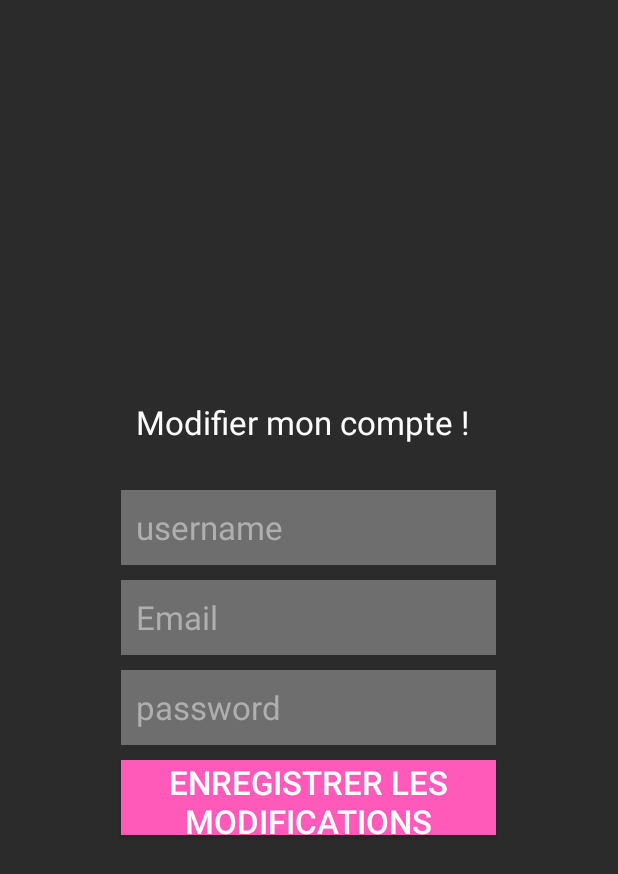
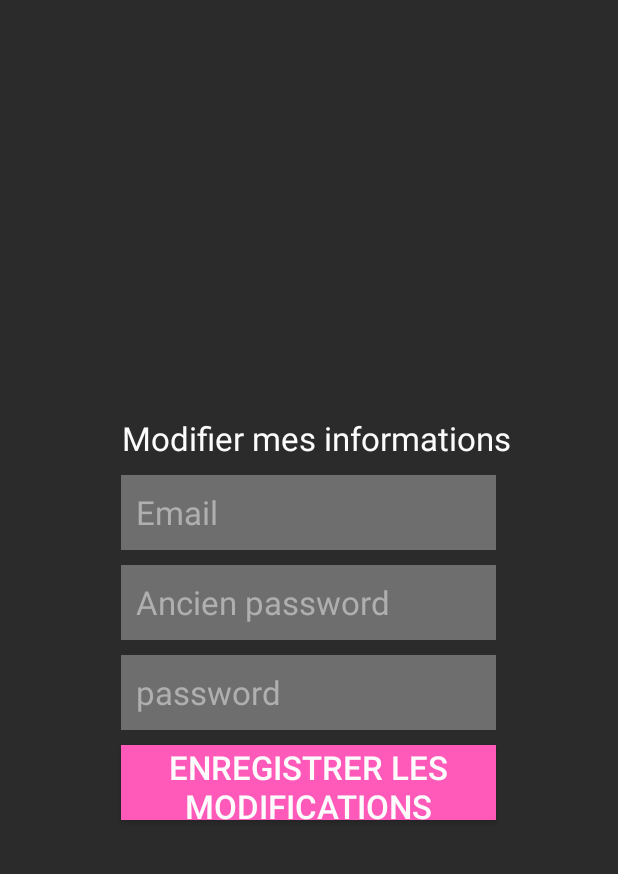
Before and after one commit to LowDeep/MovieLand, an Android app: the PageAcceuilModeConnecte screen opened directly, with no data from a screen before it, in the options menu, after a tap on "Modifier mes informations", on a phone screen of 412 x 824 dp. Shown: the top 874 px of the screen. Run offline under Robolectric (Android 15) with nearby library versions, the phone set to English and light mode, and no system bars.

Commit message:
Merge branch 'dev' of https://github.com/LowDeep/MovieLand into dev
# Conflicts:
#	app/src/main/res/layout/activity_add_film.xml

```diff
--- a/app/src/main/java/com/example/progmobileproject/FilmAdapter.java
+++ b/app/src/main/java/com/example/progmobileproject/FilmAdapter.java
@@ -69,13 +69,14 @@ public class FilmAdapter extends ArrayAdapter<Film> {
         myGenre.setText(listefilms.get(position).getGenre());
         myResume.setText(listefilms.get(position).getResume());
 
+        /*
         item.setOnClickListener(v -> {
             Intent it = new Intent(context, ViewFilmActivity.class);
             //ICI??
 
                 }
 
-        );
+        );*/
         return item;
     }
 
--- a/app/src/main/java/com/example/progmobileproject/MainApplicationPage.java
+++ b/app/src/main/java/com/example/progmobileproject/MainApplicationPage.java
@@ -41,6 +41,8 @@ public class MainApplicationPage extends AppCompatActivity {
         list_films.setOnItemClickListener(//lambda expression avec l'id du film que l'utilisateur a choisit
                 (parent, view, position, id) -> {
                     Intent it = new Intent(this,ViewFilmActivity.class);
+                    it.putExtra("filmId",id+1);
+                    startActivity(it);
                 }
         );
 
--- a/app/src/main/java/com/example/progmobileproject/ModifCompteActivity.java
+++ b/app/src/main/java/com/example/progmobileproject/ModifCompteActivity.java
@@ -2,9 +2,11 @@ package com.example.progmobileproject;
 
 import androidx.appcompat.app.AppCompatActivity;
 
+import android.content.Intent;
 import android.os.Bundle;
 import android.widget.Button;
 import android.widget.EditText;
+import android.widget.Toast;
 
 import com.example.progmobileproject.Classes.Compte;
 import com.example.progmobileproject.R;
@@ -12,36 +14,47 @@ import com.example.progmobileproject.R;
 public class ModifCompteActivity extends AppCompatActivity {
 
     Button btn_enregistrerModif;
+    EditText ancienpass;
+    EditText mail;
+    EditText pass;
+
+
 
     @Override
     protected void onCreate(Bundle savedInstanceState) {
         super.onCreate(savedInstanceState);
         setContentView(R.layout.activity_modif_compte);
-        EditText username = (EditText) findViewById(R.id.PseudoM);
-        EditText mail = (EditText) findViewById(R.id.EmailM);
-        EditText pass = (EditText) findViewById(R.id.PasswordM);
+        ancienpass = (EditText) findViewById(R.id.PasswordAncien);
+        mail = (EditText) findViewById(R.id.EmailM);
+        pass = (EditText) findViewById(R.id.PasswordM);
 
         Bundle extras = this.getIntent().getExtras();
 
-        Integer idExtra=extras.getInt("idC");
-        String usernameExtra=extras.getString("username");
-        String mailExtra=extras.getString("mail");
+        String username=extras.getString("username");
+        String password=extras.getString("password");
+        String mailExtra=extras.getString("email");
 
-        username.setText(usernameExtra);
-        mail.setText(mailExtra);
 
         btn_enregistrerModif = (Button) findViewById(R.id.EnregistrerM);
 
         //definition bouton connexion
         btn_enregistrerModif.setOnClickListener(v->{
-            EditText usernameF = (EditText) findViewById(R.id.PseudoM);
+            Intent it = new Intent(this,PageAcceuilModeConnecte.class);
             EditText mailF = (EditText) findViewById(R.id.EmailM);
             EditText passF = (EditText) findViewById(R.id.PasswordM);
-            if ((usernameF.toString()!="")&&(mailF.toString()!="")&&(passF.toString()!="")){
-                Compte compte=new Compte(usernameF.toString(), mailF.toString(),passF.toString());
-                //Compte.UpdateCompte(idExtra, compte, this);// a refaire
+            if (ancienpass.equals(pass)){
+                Compte compte=new Compte(username, mailF.toString(),passF.toString());
+                compte.UpdateCompte(this);// a refaire
+            }else{
+                Toast.makeText(this,"Mauvais mot de passe",Toast.LENGTH_LONG);
             }
-            //AFFICHER MESSAGE OK VOS MODIF SONT REALISEES
+
+            it.putExtra("username", username);
+            it.putExtra("email",mailF.getText().toString());
+            it.putExtra("password",passF.getText().toString());
+
+            startActivity(it);
+
         });
     }
 
--- a/app/src/main/java/com/example/progmobileproject/PageAcceuilModeConnecte.java
+++ b/app/src/main/java/com/example/progmobileproject/PageAcceuilModeConnecte.java
@@ -87,15 +87,19 @@ public class PageAcceuilModeConnecte extends AppCompatActivity {
         Intent it ;
         switch(item.getItemId()){
             case R.id.action_mon_compte:
+                it = new Intent(this,AfficheCompteActivity.class);
+                it.putExtra("username",userName);
+                it.putExtra("email",email);
+                it.putExtra("password",password);
+
+                startActivity(it);
 
                 return true;
             case R.id.action_modifier_mes_infos:
-                Intent itback = getIntent();
                  it = new Intent(this,ModifCompteActivity.class);
-                Bundle bd = itback.getExtras();
-                it.putExtra("username",bd.getBundle("username").toString());
-                it.putExtra("email",bd.getBundle("email").toString());
-                it.putExtra("password",bd.getBundle("password").toString());
+                it.putExtra("username",userName);
+                it.putExtra("email",email);
+                it.putExtra("password",password);
 
                 startActivity(it);
 
--- a/app/src/main/res/layout/activity_modif_compte.xml
+++ b/app/src/main/res/layout/activity_modif_compte.xml
@@ -10,23 +10,11 @@
     tools:context=".ModifCompteActivity">>
 
         <TextView
-            android:layout_width="250dp"
-            android:layout_height="50dp"
+            android:layout_width="wrap_content"
+            android:layout_height="wrap_content"
             android:paddingLeft="10dp"
-            android:text="Modifier mon compte !"
+            android:text="@string/modifier_mes_informations"
             android:textColor="@color/colorWhite"
-            android:textSize="22dp" />
-
-        <EditText
-            android:id="@+id/PseudoM"
-            android:layout_width="250dp"
-            android:layout_height="50dp"
-            android:layout_marginTop="10dp"
-            android:background="@color/colorGris"
-            android:hint="username"
-            android:paddingHorizontal="10dp"
-            android:paddingLeft="10dp"
-            android:textColorHint="@color/colorGrisClair"
             android:textSize="22dp" />
 
         <EditText
@@ -38,6 +26,17 @@
             android:hint="Email"
 
             android:inputType="textEmailAddress"
+            android:paddingLeft="10dp"
+            android:textColorHint="@color/colorGrisClair"
+            android:textSize="22dp" />
+        <EditText
+            android:id="@+id/PasswordAncien"
+            android:layout_width="250dp"
+            android:layout_height="50dp"
+            android:layout_marginTop="10dp"
+            android:background="@color/colorGris"
+            android:hint="Ancien password"
+            android:inputType="textPassword"
             android:paddingLeft="10dp"
             android:textColorHint="@color/colorGrisClair"
             android:textSize="22dp" />
--- a/app/src/main/res/values/strings.xml
+++ b/app/src/main/res/values/strings.xml
@@ -17,7 +17,7 @@
     <string name="acteurs_ADD">Acteur(s): </string>
     <string name="resume_ADD">Résumé : </string>
     <string name="inscription">Inscription</string>
-    <string name="connection">Connection</string>
+    <string name="connection">Connexion</string>
     <string name="valider_password">Valider mot de passe</string>
     <string name="password">Mot de passe</string>
     <string name="email">Adresse mail</string>
@@ -34,6 +34,6 @@
     <!-- textes de validation -->
     <string name="emailerror">Entrer une adresse email valide</string>
     <string name="dateerror">Entrer une date valide</string>
-    <string name ="passworderror">Utiliser un mot de passe identique</string>
+    <string name="passworderror">Utiliser un mot de passe identique</string>
 
 </resources>
```
Also changed, not shown: app/src/main/AndroidManifest.xml (+4 -3 lines), app/src/main/java/com/example/progmobileproject/AfficheCompteActivity.java (+12 -21 lines), app/src/main/java/com/example/progmobileproject/Classes/Compte.java (+7 -6 lines), app/src/main/java/com/example/progmobileproject/Classes/Film.java (+4 -4 lines), app/src/main/java/com/example/progmobileproject/ViewFilmActivity.java (+11 -3 lines), app/src/main/res/layout/activity_affiche_compte.xml (+1 -11 lines), app/src/main/res/layout/activity_view_film.xml (+1 -7 lines).
